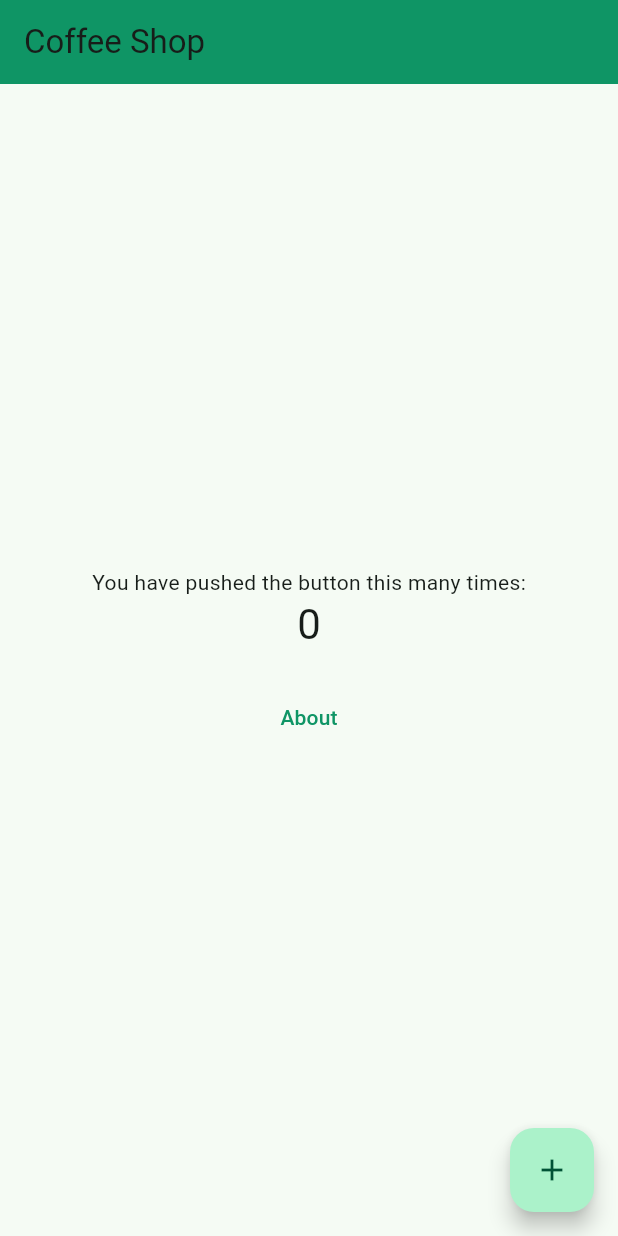
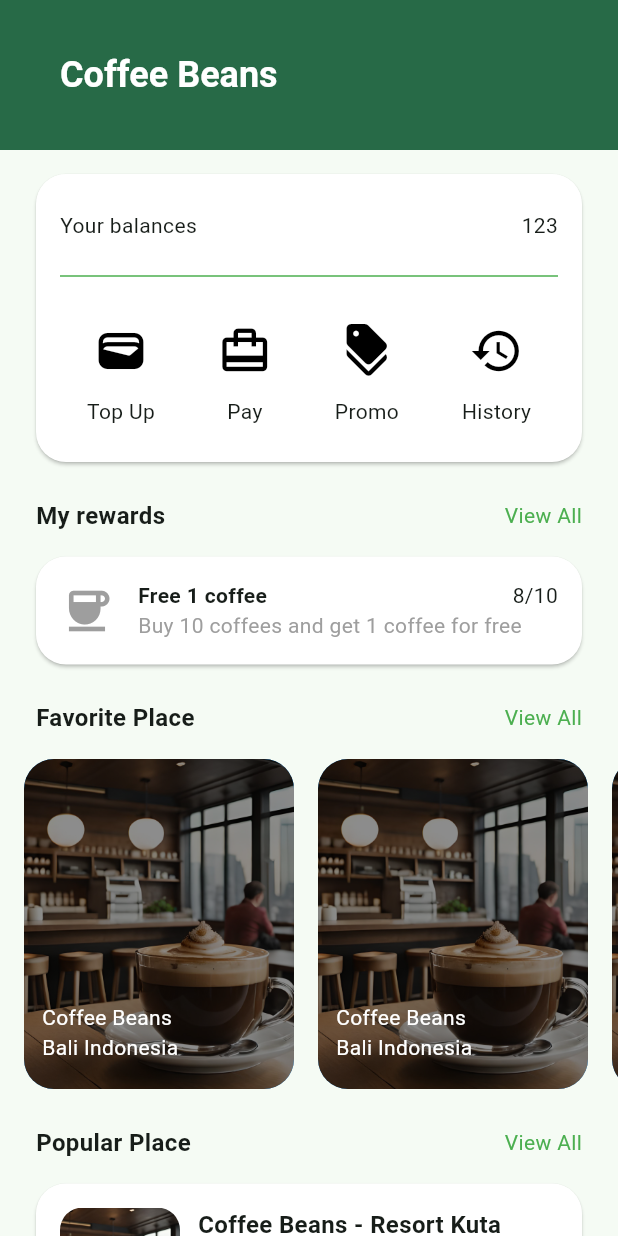
Before and after one commit to dragonkorn/coffee-shop-app, a Flutter app: the screen it shows after launch, on a phone screen of 412 x 824 dp. Run offline on Flutter 3.47's test engine with Material 3 defaults, Android fonts, the phone set to English and light mode, and no system bars; our stand-ins replace flutter_svg.

Commit message:
add wip home screen and login screen

```diff
--- a/lib/main.dart
+++ b/lib/main.dart
@@ -1,5 +1,6 @@
 import 'package:coffee_shop_app/presentations/screens/about_screen/about_screen.dart';
 import 'package:coffee_shop_app/presentations/screens/home_screen/home_screen.dart';
+import 'package:coffee_shop_app/presentations/screens/login_screen/login_screen.dart';
 import 'package:flutter/material.dart';
 
 void main() {
@@ -37,7 +38,8 @@ class MyApp extends StatelessWidget {
         useMaterial3: true,
       ),
       routes: {
-        '/': (context) => const HomeScreen(title: 'Coffee Shop'),
+        '/': (context) => const CoffeeHomeScreen(title: 'Coffee Shop'),
+        '/login': (context) => const LoginScreen(),
         '/about': (context) => const AboutScreen(),
       },
     );
--- a/lib/presentations/screens/home_screen/home_screen.dart
+++ b/lib/presentations/screens/home_screen/home_screen.dart
@@ -1,7 +1,12 @@
 import 'package:flutter/material.dart';
 
-class HomeScreen extends StatefulWidget {
-  const HomeScreen({super.key, required this.title});
+import '../../widgets/home_screen/favorite_place_card.dart';
+import '../../widgets/home_screen/home_title.dart';
+import '../../widgets/home_screen/payment_menu_icon.dart';
+import '../../widgets/home_screen/popular_place_card.dart';
+
+class CoffeeHomeScreen extends StatefulWidget {
+  const CoffeeHomeScreen({super.key, required this.title});
 
   // This widget is the home page of your application. It is stateful, meaning
   // that it has a State object (defined below) that contains fields that affect
@@ -15,82 +20,188 @@ class HomeScreen extends StatefulWidget {
   final String title;
 
   @override
-  State<HomeScreen> createState() => _HomeScreenState();
+  State<CoffeeHomeScreen> createState() => _CoffeeHomeScreenState();
 }
 
-class _HomeScreenState extends State<HomeScreen> {
-  int _counter = 0;
-
-  void _incrementCounter() {
-    setState(() {
-      // This call to setState tells the Flutter framework that something has
-      // changed in this State, which causes it to rerun the build method below
-      // so that the display can reflect the updated values. If we changed
-      // _counter without calling setState(), then the build method would not be
-      // called again, and so nothing would appear to happen.
-      _counter++;
-    });
-  }
-
+class _CoffeeHomeScreenState extends State<CoffeeHomeScreen> {
   @override
   Widget build(BuildContext context) {
-    // This method is rerun every time setState is called, for instance as done
-    // by the _incrementCounter method above.
-    //
-    // The Flutter framework has been optimized to make rerunning build methods
-    // fast, so that you can just rebuild anything that needs updating rather
-    // than having to individually change instances of widgets.
     return Scaffold(
       appBar: AppBar(
-        // TRY THIS: Try changing the color here to a specific color (to
-        // Colors.amber, perhaps?) and trigger a hot reload to see the AppBar
-        // change color while the other colors stay the same.
-        backgroundColor: Theme.of(context).colorScheme.primary,
-        // Here we take the value from the HomeScreen object that was created by
-        // the App.build method, and use it to set our appbar title.
-        title: Text(widget.title),
+        backgroundColor: const Color.fromRGBO(39, 106, 71, 1.0),
+        toolbarHeight: 100,
+        title: const Padding(
+          padding: EdgeInsets.symmetric(horizontal: 24, vertical: 24),
+          child: Text(
+            "Coffee Beans",
+            style: TextStyle(
+                color: Colors.white, fontWeight: FontWeight.bold, fontSize: 24),
+          ),
+        ),
       ),
       body: Center(
-        // Center is a layout widget. It takes a single child and positions it
-        // in the middle of the parent.
+        child: SingleChildScrollView(
           child: Column(
-          // Column is also a layout widget. It takes a list of children and
-          // arranges them vertically. By default, it sizes itself to fit its
-          // children horizontally, and tries to be as tall as its parent.
-          //
-          // Column has various properties to control how it sizes itself and
-          // how it positions its children. Here we use mainAxisAlignment to
-          // center the children vertically; the main axis here is the vertical
-          // axis because Columns are vertical (the cross axis would be
-          // horizontal).
-          //
-          // TRY THIS: Invoke "debug painting" (choose the "Toggle Debug Paint"
-          // action in the IDE, or press "p" in the console), to see the
-          // wireframe for each widget.
-          mainAxisAlignment: MainAxisAlignment.center,
-          children: <Widget>[
-            const Text(
-              'You have pushed the button this many times:',
+            crossAxisAlignment: CrossAxisAlignment.start,
+            children: [
+              Card(
+                margin: const EdgeInsets.only(left: 24, right: 24, top: 16),
+                color: Colors.white,
+                shape: RoundedRectangleBorder(
+                    borderRadius: BorderRadius.circular(20)),
+                child: const Column(
+                  mainAxisSize: MainAxisSize.min,
+                  children: [
+                    Padding(
+                      padding: EdgeInsets.only(
+                          top: 24, left: 16, right: 16, bottom: 16),
+                      child: Row(
+                        mainAxisAlignment: MainAxisAlignment.spaceBetween,
+                        children: [Text("Your balances"), Text("123")],
+                      ),
+                    ),
+                    Padding(
+                      padding: EdgeInsets.only(left: 16, right: 16, bottom: 16),
+                      child: Divider(
+                        color: Colors.green,
+                      ),
+                    ),
+                    Row(
+                      mainAxisAlignment: MainAxisAlignment.spaceEvenly,
+                      children: [
+                        PaymentMenuIcon(
+                          iconRes: Icons.wallet,
+                          iconTitle: "Top Up",
+                        ),
+                        PaymentMenuIcon(
+                          iconRes: Icons.wallet_travel,
+                          iconTitle: "Pay",
+                        ),
+                        PaymentMenuIcon(
+                          iconRes: Icons.discount,
+                          iconTitle: "Promo",
+                        ),
+                        PaymentMenuIcon(
+                          iconRes: Icons.history,
+                          iconTitle: "History",
+                        ),
+                      ],
+                    ),
+                    SizedBox(
+                      height: 8,
+                    )
+                  ],
+                ),
+              ),
+              const HomeTitle(
+                homeTitleName: "My rewards",
+              ),
+              Card(
+                margin: const EdgeInsets.symmetric(horizontal: 24),
+                color: Colors.white,
+                shape: RoundedRectangleBorder(
+                    borderRadius: BorderRadius.circular(20)),
+                child: const Padding(
+                  padding: EdgeInsets.all(16.0),
+                  child: Row(
+                    mainAxisSize: MainAxisSize.max,
+                    mainAxisAlignment: MainAxisAlignment.spaceBetween,
+                    children: [
+                      Icon(
+                        Icons.coffee,
+                        color: Colors.grey,
+                        size: 36.0,
+                        semanticLabel:
+                            'Text to announce in accessibility modes',
+                      ),
+                      Expanded(
+                        flex: 1,
+                        child: Padding(
+                          padding: EdgeInsets.only(left: 16),
+                          child: Column(
+                            mainAxisSize: MainAxisSize.min,
+                            crossAxisAlignment: CrossAxisAlignment.start,
+                            children: [
+                              Row(
+                                mainAxisSize: MainAxisSize.max,
+                                mainAxisAlignment:
+                                    MainAxisAlignment.spaceBetween,
+                                children: [
+                                  Text(
+                                    "Free 1 coffee",
+                                    style:
+                                        TextStyle(fontWeight: FontWeight.bold),
+                                  ),
+                                  Text("8/10")
+                                ],
                               ),
                               Text(
-              '$_counter',
-              style: Theme.of(context).textTheme.headlineMedium,
+                                "Buy 10 coffees and get 1 coffee for free",
+                                style: TextStyle(color: Colors.grey),
+                                overflow: TextOverflow.ellipsis,
+                              )
+                            ],
                           ),
-            const SizedBox(
-              height: 20.0,
                         ),
-            TextButton(
-              onPressed: () => Navigator.of(context).pushNamed('/about'),
-              child: const Text('About'),
+                      )
+                    ],
+                  ),
+                ),
+              ),
+              const HomeTitle(
+                homeTitleName: "Favorite Place",
+              ),
+              const SingleChildScrollView(
+                scrollDirection: Axis.horizontal,
+                padding: EdgeInsets.only(left: 16),
+                child: Row(
+                  mainAxisSize: MainAxisSize.min,
+                  mainAxisAlignment: MainAxisAlignment.start,
+                  children: [
+                    FavoritePlaceCard(
+                      imagePath: 'assets/images/coffee_shop.jpg',
+                      placeName: 'Coffee Beans',
+                      location: 'Bali Indonesia',
+                    ),
+                    FavoritePlaceCard(
+                      imagePath: 'assets/images/coffee_shop.jpg',
+                      placeName: 'Coffee Beans',
+                      location: 'Bali Indonesia',
+                    ),
+                    FavoritePlaceCard(
+                      imagePath: 'assets/images/coffee_shop.jpg',
+                      placeName: 'Coffee Beans',
+                      location: 'Bali Indonesia',
                     ),
                   ],
                 ),
               ),
-      floatingActionButton: FloatingActionButton(
-        onPressed: _incrementCounter,
-        tooltip: 'Increment',
-        child: const Icon(Icons.add),
-      ), // This trailing comma makes auto-formatting nicer for build methods.
+              const HomeTitle(
+                homeTitleName: "Popular Place",
+              ),
+              const PopularPlaceCard(
+                imagePath: '',
+                placeName: 'Coffee Beans - Resort Kuta',
+                reviewScore: '4.9',
+                desc:
+                    'loremloremloremloremloremloremloremloremloremloremloremloremloremloremloremloremloremloremloremloremlorem',
+              ),
+              const PopularPlaceCard(
+                imagePath: '',
+                placeName: 'Coffee Beans - Mandalika\'s',
+                reviewScore: '4.7',
+                desc: 'lorem',
+              ),
+              const PopularPlaceCard(
+                imagePath: '',
+                placeName: 'Coffee Beans - Street View',
+                reviewScore: '4.3',
+                desc: 'lorem',
+              ),
+            ],
+          ),
+        ),
+      ),
     );
   }
 }
--- /dev/null
+++ b/lib/presentations/widgets/home_screen/favorite_place_card.dart
@@ -0,0 +1,66 @@
+import 'package:flutter/material.dart';
+
+class FavoritePlaceCard extends StatefulWidget {
+  const FavoritePlaceCard(
+      {super.key,
+      required this.imagePath,
+      required this.placeName,
+      required this.location});
+
+  final String imagePath;
+  final String placeName;
+  final String location;
+
+  @override
+  State<FavoritePlaceCard> createState() => _FavoritePlaceCardState();
+}
+
+class _FavoritePlaceCardState extends State<FavoritePlaceCard> {
+  @override
+  void initState() {
+    super.initState();
+  }
+
+  @override
+  Widget build(BuildContext context) {
+    return InkWell(
+      onTap: () {},
+      child: Padding(
+        padding: const EdgeInsets.only(right: 16),
+        child: Container(
+          height: 220,
+          width: 180,
+          decoration: BoxDecoration(
+            borderRadius: BorderRadius.circular(20),
+            color: Colors.blue,
+            image: DecorationImage(
+              image: AssetImage(widget.imagePath),
+              fit: BoxFit.cover,
+              colorFilter: ColorFilter.mode(Colors.black45, BlendMode.srcOver),
+            ),
+          ),
+          child: Padding(
+            padding: const EdgeInsets.all(12.0),
+            child: Column(
+              mainAxisSize: MainAxisSize.min,
+              crossAxisAlignment: CrossAxisAlignment.start,
+              children: [
+                const SizedBox(
+                  height: 150,
+                ),
+                Text(
+                  widget.placeName,
+                  style: TextStyle(color: Colors.white),
+                ),
+                Text(
+                  widget.location,
+                  style: TextStyle(color: Colors.white),
+                ),
+              ],
+            ),
+          ),
+        ),
+      ),
+    );
+  }
+}
--- /dev/null
+++ b/lib/presentations/widgets/home_screen/home_title.dart
@@ -0,0 +1,40 @@
+import 'package:flutter/material.dart';
+
+class HomeTitle extends StatefulWidget {
+  const HomeTitle({super.key, required this.homeTitleName});
+
+  final String homeTitleName;
+
+  @override
+  State<HomeTitle> createState() => _HomeTitleState();
+}
+
+class _HomeTitleState extends State<HomeTitle> {
+  @override
+  void initState() {
+    super.initState();
+  }
+
+  @override
+  Widget build(BuildContext context) {
+    return Padding(
+      padding: const EdgeInsets.only(left: 24, right: 24, bottom: 16, top: 24),
+      child: Row(
+        mainAxisAlignment: MainAxisAlignment.spaceBetween,
+        children: [
+          Text(
+            widget.homeTitleName,
+            style: TextStyle(fontWeight: FontWeight.bold, fontSize: 16),
+          ),
+          InkWell(
+            onTap: () {},
+            child: const Text(
+              "View All",
+              style: TextStyle(color: Colors.green),
+            ),
+          )
+        ],
+      ),
+    );
+  }
+}
--- /dev/null
+++ b/lib/presentations/widgets/home_screen/payment_menu_icon.dart
@@ -0,0 +1,52 @@
+import 'package:flutter/material.dart';
+
+class PaymentMenuIcon extends StatefulWidget {
+  const PaymentMenuIcon(
+      {super.key, required this.iconRes, required this.iconTitle});
+
+  final IconData iconRes;
+  final String iconTitle;
+
+  @override
+  State<PaymentMenuIcon> createState() => _PaymentMenuIconState();
+}
+
+class _PaymentMenuIconState extends State<PaymentMenuIcon> {
+  @override
+  void initState() {
+    super.initState();
+  }
+
+  @override
+  Widget build(BuildContext context) {
+    return InkWell(
+      onTap: () {
+        SnackBar snackBar = SnackBar(
+          content: Text(widget.iconTitle),
+        );
+        ScaffoldMessenger.of(context).showSnackBar(snackBar);
+      },
+      child: Padding(
+        padding: const EdgeInsets.all(8.0),
+        child: Column(
+          mainAxisSize: MainAxisSize.min,
+          children: [
+            Icon(
+              widget.iconRes,
+              color: Colors.black,
+              size: 36.0,
+              semanticLabel: 'Text to announce in accessibility modes',
+            ),
+            const SizedBox(
+              height: 12,
+            ),
+            Text(widget.iconTitle),
+            const SizedBox(
+              height: 8,
+            ),
+          ],
+        ),
+      ),
+    );
+  }
+}
--- /dev/null
+++ b/lib/presentations/widgets/home_screen/popular_place_card.dart
@@ -0,0 +1,83 @@
+import 'package:flutter/material.dart';
+
+class PopularPlaceCard extends StatefulWidget {
+  const PopularPlaceCard(
+      {super.key,
+      required this.imagePath,
+      required this.placeName,
+      required this.reviewScore,
+      required this.desc});
+
+  final String imagePath;
+  final String placeName;
+  final String reviewScore;
+  final String desc;
+
+  @override
+  State<PopularPlaceCard> createState() => _PopularPlaceCardState();
+}
+
+class _PopularPlaceCardState extends State<PopularPlaceCard> {
+  @override
+  void initState() {
+    super.initState();
+  }
+
+  @override
+  Widget build(BuildContext context) {
+    return Card(
+      margin: const EdgeInsets.only(left: 24, right: 24, bottom: 16),
+      color: Colors.white,
+      shape: RoundedRectangleBorder(borderRadius: BorderRadius.circular(20)),
+      child: InkWell(
+        onTap: () {},
+        child: Padding(
+          padding: const EdgeInsets.all(16.0),
+          child: IntrinsicHeight(
+            child: Row(
+              mainAxisSize: MainAxisSize.max,
+              crossAxisAlignment: CrossAxisAlignment.start,
+              children: [
+                ClipRRect(
+                  borderRadius: BorderRadius.circular(15), // Image border
+                  child: SizedBox(
+                    height: 120,
+                    width: 80, // Image radius
+                    child: Image.asset('assets/images/coffee_shop.jpg',
+                        fit: BoxFit.cover),
+                  ),
+                ),
+                Expanded(
+                  child: Padding(
+                    padding: const EdgeInsets.only(left: 12),
+                    child: Column(
+                      crossAxisAlignment: CrossAxisAlignment.start,
+                      mainAxisAlignment: MainAxisAlignment.spaceBetween,
+                      children: [
+                        Text(
+                          widget.placeName,
+                          style: const TextStyle(
+                              fontWeight: FontWeight.bold,
+                              fontSize: 16,
+                              overflow: TextOverflow.ellipsis),
+                        ),
+                        Text(widget.reviewScore),
+                        Text(
+                          '${widget.desc}\n',
+                          style: const TextStyle(
+                              color: Colors.grey,
+                              overflow: TextOverflow.ellipsis),
+                          maxLines: 2,
+                        ),
+                      ],
+                    ),
+                  ),
+                ),
+              ],
+            ),
+          ),
+        ),
+      ),
+    );
+  }
+}
```
Also changed, not shown: lib/presentations/screens/login_screen/login_screen.dart (added, +266 -0 lines), assets/images/coffee_shop.jpg (added). Lines whose indentation alone changed are shown as unchanged.
